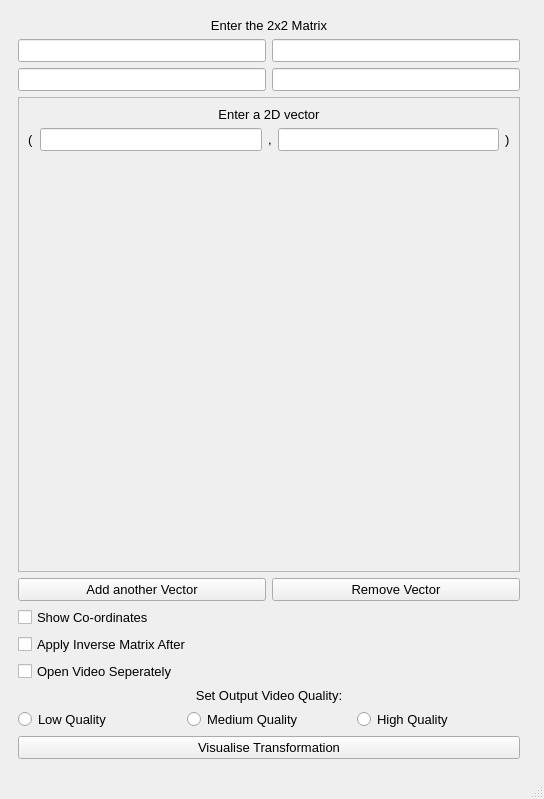
Above: 2D_vector.ui from KallaxenC/LinearLab before the change. Below: the same form after it.
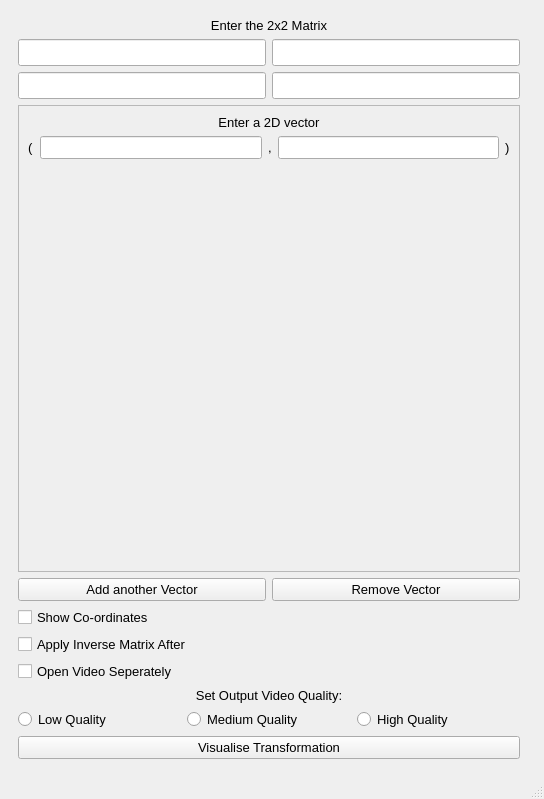
That is the form after the change.

```diff
--- a/2D_vector.ui
+++ b/2D_vector.ui
@@ -38,7 +38,7 @@
             <x>0</x>
             <y>0</y>
             <width>481</width>
-            <height>339</height>
+            <height>329</height>
            </rect>
           </property>
           <layout class="QVBoxLayout" name="verticalLayout">
@@ -221,7 +221,8 @@
           <widget class="QLineEdit" name="a_value">
            <property name="font">
             <font>
-             <pointsize>10</pointsize>
+             <family>Segoe UI</family>
+             <pointsize>12</pointsize>
             </font>
            </property>
            <property name="alignment">
@@ -233,7 +234,8 @@
           <widget class="QLineEdit" name="d_value">
            <property name="font">
             <font>
-             <pointsize>10</pointsize>
+             <family>Segoe UI</family>
+             <pointsize>12</pointsize>
             </font>
            </property>
            <property name="alignment">
@@ -245,7 +247,8 @@
           <widget class="QLineEdit" name="b_value">
            <property name="font">
             <font>
-             <pointsize>10</pointsize>
+             <family>Segoe UI</family>
+             <pointsize>12</pointsize>
             </font>
            </property>
            <property name="alignment">
@@ -257,7 +260,8 @@
           <widget class="QLineEdit" name="c_value">
            <property name="font">
             <font>
-             <pointsize>10</pointsize>
+             <family>Segoe UI</family>
+             <pointsize>12</pointsize>
             </font>
            </property>
            <property name="text">
```
